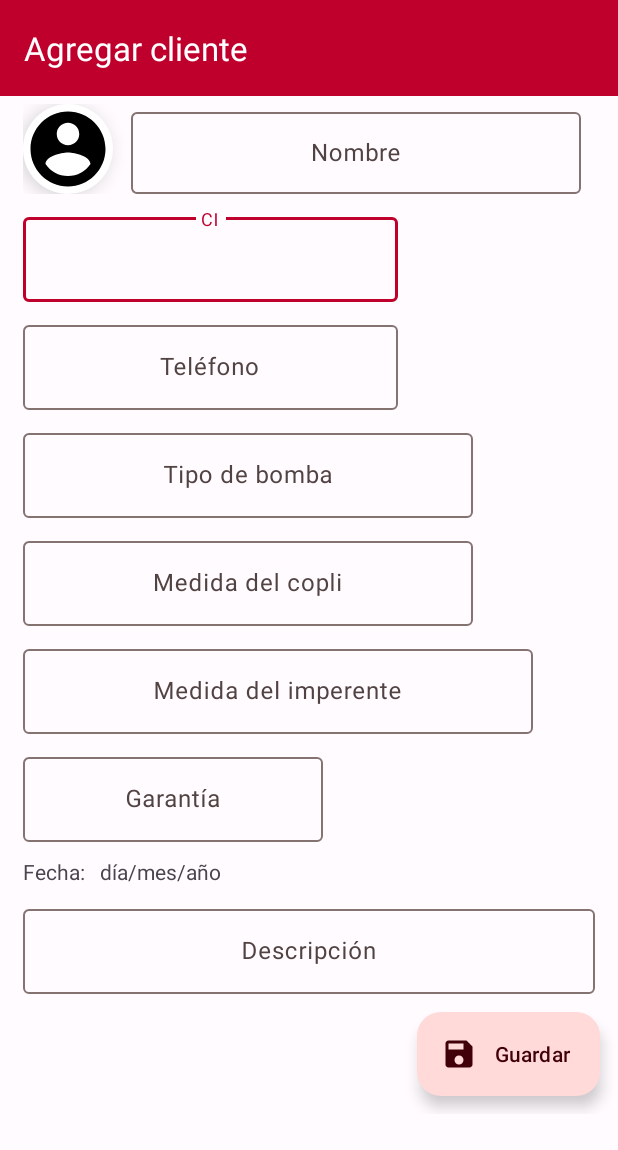
After one commit to QNecesitas/ElRetenBombas, an Android app: the Activity_AddCustomer screen opened directly, with no data from a screen before it, on a phone screen of 412 x 824 dp. The commit adds this screen. Shown: the top 1150 px of the screen. Run offline under Robolectric (Android 15) with nearby library versions, the phone set to English and light mode, and no system bars.

Commit message:
layout_activity_add_customer is finished but not reviewed

```diff
--- a/app/src/main/AndroidManifest.xml
+++ b/app/src/main/AndroidManifest.xml
@@ -13,6 +13,9 @@
         android:theme="@style/Theme.ElRetenBombas"
         tools:targetApi="31">
         <activity
+            android:name=".Activity_AddCustomer"
+            android:exported="false" />
+        <activity
             android:name=".Activity_ShowClient"
             android:exported="false" />
         <activity
--- /dev/null
+++ b/app/src/main/java/com/qnecesitas/elretenbombas/Activity_AddCustomer.kt
@@ -0,0 +1,11 @@
+package com.qnecesitas.elretenbombas
+
+import androidx.appcompat.app.AppCompatActivity
+import android.os.Bundle
+
+class Activity_AddCustomer : AppCompatActivity() {
+    override fun onCreate(savedInstanceState: Bundle?) {
+        super.onCreate(savedInstanceState)
+        setContentView(R.layout.activity_add_customer)
+    }
+}
--- /dev/null
+++ b/app/src/main/res/drawable/accountcustomer.xml
@@ -0,0 +1,5 @@
+<vector android:height="24dp" android:tint="#000000"
+    android:viewportHeight="24" android:viewportWidth="24"
+    android:width="24dp" xmlns:android="http://schemas.android.com/apk/res/android">
+    <path android:fillColor="@android:color/white" android:pathData="M12,2C6.48,2 2,6.48 2,12s4.48,10 10,10 10,-4.48 10,-10S17.52,2 12,2zM12,5c1.66,0 3,1.34 3,3s-1.34,3 -3,3 -3,-1.34 -3,-3 1.34,-3 3,-3zM12,19.2c-2.5,0 -4.71,-1.28 -6,-3.22 0.03,-1.99 4,-3.08 6,-3.08 1.99,0 5.97,1.09 6,3.08 -1.29,1.94 -3.5,3.22 -6,3.22z"/>
+</vector>
--- a/app/src/main/res/drawable/baseline_person_24.xml
+++ /dev/null
@@ -1,5 +0,0 @@
-<vector android:height="24dp" android:tint="#000000"
-    android:viewportHeight="24" android:viewportWidth="24"
-    android:width="24dp" xmlns:android="http://schemas.android.com/apk/res/android">
-    <path android:fillColor="@android:color/white" android:pathData="M12,12c2.21,0 4,-1.79 4,-4s-1.79,-4 -4,-4 -4,1.79 -4,4 1.79,4 4,4zM12,14c-2.67,0 -8,1.34 -8,4v2h16v-2c0,-2.66 -5.33,-4 -8,-4z"/>
-</vector>
--- /dev/null
+++ b/app/src/main/res/drawable/baseline_save_24.xml
@@ -0,0 +1,5 @@
+<vector android:height="24dp" android:tint="#000000"
+    android:viewportHeight="24" android:viewportWidth="24"
+    android:width="24dp" xmlns:android="http://schemas.android.com/apk/res/android">
+    <path android:fillColor="@android:color/white" android:pathData="M17,3L5,3c-1.11,0 -2,0.9 -2,2v14c0,1.1 0.89,2 2,2h14c1.1,0 2,-0.9 2,-2L21,7l-4,-4zM12,19c-1.66,0 -3,-1.34 -3,-3s1.34,-3 3,-3 3,1.34 3,3 -1.34,3 -3,3zM15,9L5,9L5,5h10v4z"/>
+</vector>
--- /dev/null
+++ b/app/src/main/res/layout/activity_add_customer.xml
@@ -0,0 +1,252 @@
+<?xml version="1.0" encoding="utf-8"?>
+<androidx.constraintlayout.widget.ConstraintLayout
+    xmlns:android="http://schemas.android.com/apk/res/android"
+    xmlns:app="http://schemas.android.com/apk/res-auto"
+    xmlns:tools="http://schemas.android.com/tools"
+    android:layout_width="match_parent"
+    android:layout_height="match_parent">
+
+    <!--Toolbar--> <!--TODO add theme-->
+    <com.google.android.material.appbar.AppBarLayout
+        android:layout_width="match_parent"
+        android:layout_height="wrap_content"
+        android:fitsSystemWindows="true"
+        app:layout_constraintStart_toStartOf="parent"
+        app:layout_constraintTop_toTopOf="parent">
+        <androidx.appcompat.widget.Toolbar
+            android:layout_width="match_parent"
+            android:layout_height="wrap_content"
+            android:fitsSystemWindows="true"
+            app:title="@string/agregar_cliente"
+            app:titleTextColor="@color/white">
+
+        </androidx.appcompat.widget.Toolbar>
+
+    </com.google.android.material.appbar.AppBarLayout>
+
+    <ScrollView
+        android:layout_width="match_parent"
+        android:layout_height="match_parent"
+        android:orientation="vertical">
+        <LinearLayout
+            android:layout_width="match_parent"
+            android:layout_height="wrap_content"
+            android:orientation="vertical">
+
+            <LinearLayout
+                android:layout_width="match_parent"
+                android:layout_height="wrap_content"
+                android:orientation="horizontal"
+                android:layout_marginTop="69sp"
+                android:layout_marginStart="15sp">
+
+                <ImageView
+                    android:layout_width="60sp"
+                    android:layout_height="60sp"
+                    android:background="@drawable/clientimage"
+                    android:src="@drawable/accountcustomer"
+                    android:translationZ="8dp">
+
+
+                </ImageView>
+
+                <com.google.android.material.textfield.TextInputLayout
+                    android:layout_width="match_parent"
+                    android:layout_height="match_parent"
+                    android:layout_marginStart="12sp">
+
+                    <com.google.android.material.textfield.TextInputEditText
+                        android:layout_width="300sp"
+                        android:layout_height="wrap_content"
+                        android:hint="@string/nombre"
+                        android:inputType="textPersonName"
+                        android:gravity="center"
+                        android:maxLength="100">
+
+                    </com.google.android.material.textfield.TextInputEditText>
+
+                </com.google.android.material.textfield.TextInputLayout>
+
+
+
+
+
+            </LinearLayout>
+
+            <com.google.android.material.textfield.TextInputLayout
+                android:layout_width="match_parent"
+                android:layout_height="wrap_content"
+                android:layout_marginTop="10sp"
+                android:layout_marginStart="15sp">
+
+
+                <com.google.android.material.textfield.TextInputEditText
+                    android:layout_width="250sp"
+                    android:layout_height="wrap_content"
+                    android:hint="@string/ci"
+                    android:inputType="number"
+                    android:gravity="center"
+                    android:maxLength="11">
+
+                </com.google.android.material.textfield.TextInputEditText>
+            </com.google.android.material.textfield.TextInputLayout>
+
+
+            <com.google.android.material.textfield.TextInputLayout
+                android:layout_width="match_parent"
+                android:layout_height="wrap_content"
+                android:layout_marginTop="10sp"
+                android:layout_marginStart="15sp">
+
+
+                <com.google.android.material.textfield.TextInputEditText
+                    android:layout_width="250sp"
+                    android:layout_height="wrap_content"
+                    android:hint="@string/telefono"
+                    android:inputType="phone"
+                    android:gravity="center"
+                    android:maxLength="8">
+
+                </com.google.android.material.textfield.TextInputEditText>
+            </com.google.android.material.textfield.TextInputLayout>
+
+            <com.google.android.material.textfield.TextInputLayout
+                android:layout_width="match_parent"
+                android:layout_height="wrap_content"
+                android:layout_marginTop="10sp"
+                android:layout_marginStart="15sp">
+
+
+                <com.google.android.material.textfield.TextInputEditText
+                    android:layout_width="300sp"
+                    android:layout_height="wrap_content"
+                    android:hint="@string/tipo_de_bomba"
+                    android:inputType="text"
+                    android:gravity="center"
+                    android:maxLength="100">
+
+                </com.google.android.material.textfield.TextInputEditText>
+            </com.google.android.material.textfield.TextInputLayout>
+
+
+            <com.google.android.material.textfield.TextInputLayout
+                android:layout_width="match_parent"
+                android:layout_height="wrap_content"
+                android:layout_marginTop="10sp"
+                android:layout_marginStart="15sp">
+
+
+                <com.google.android.material.textfield.TextInputEditText
+                    android:layout_width="300sp"
+                    android:layout_height="wrap_content"
+                    android:hint="@string/medida_del_copli"
+                    android:inputType="text"
+                    android:gravity="center"
+                    android:maxLength="100">
+
+                </com.google.android.material.textfield.TextInputEditText>
+            </com.google.android.material.textfield.TextInputLayout>
+
+
+
+            <com.google.android.material.textfield.TextInputLayout
+                android:layout_width="match_parent"
+                android:layout_height="wrap_content"
+                android:layout_marginTop="10sp"
+                android:layout_marginStart="15sp">
+
+
+                <com.google.android.material.textfield.TextInputEditText
+                    android:layout_width="340sp"
+                    android:layout_height="wrap_content"
+                    android:hint="@string/medida_del_imperente"
+                    android:inputType="text"
+                    android:gravity="center"
+                    android:maxLength="100">
+
+                </com.google.android.material.textfield.TextInputEditText>
+            </com.google.android.material.textfield.TextInputLayout>
+
+
+            <com.google.android.material.textfield.TextInputLayout
+                android:layout_width="match_parent"
+                android:layout_height="wrap_content"
+                android:layout_marginTop="10sp"
+                android:layout_marginStart="15sp">
+
+
+                <com.google.android.material.textfield.TextInputEditText
+                    android:layout_width="200sp"
+                    android:layout_height="wrap_content"
+                    android:hint="@string/garantia"
+                    android:inputType="number"
+                    android:gravity="center"
+                    android:maxLength="10">
+
+                </com.google.android.material.textfield.TextInputEditText>
+            </com.google.android.material.textfield.TextInputLayout>
+            <LinearLayout
+                android:layout_width="match_parent"
+                android:layout_height="wrap_content"
+                android:orientation="horizontal"
+                android:layout_marginStart="15sp"
+                android:layout_marginTop="10sp">
+
+                <TextView
+                    android:layout_width="wrap_content"
+                    android:layout_height="wrap_content"
+                    android:text="Fecha:">
+
+                </TextView>
+
+
+                <TextView
+                    android:layout_width="wrap_content"
+                    android:layout_height="wrap_content"
+                    android:text="día/mes/año"
+                    android:layout_marginStart="10sp">
+
+                </TextView>
+            </LinearLayout>
+
+            <com.google.android.material.textfield.TextInputLayout
+                android:layout_width="match_parent"
+                android:layout_height="wrap_content"
+                android:layout_marginTop="10sp"
+                android:layout_marginStart="15sp"
+                android:layout_marginEnd="15sp">
+
+
+                <com.google.android.material.textfield.TextInputEditText
+                    android:layout_width="match_parent"
+                    android:layout_height="wrap_content"
+                    android:hint="@string/descripción"
+                    android:inputType="text"
+                    android:gravity="center"
+                    android:maxLength="250">
+
+                </com.google.android.material.textfield.TextInputEditText>
+            </com.google.android.material.textfield.TextInputLayout>
+
+
+            <com.google.android.material.floatingactionbutton.ExtendedFloatingActionButton
+                android:layout_width="wrap_content"
+                android:layout_height="wrap_content"
+                android:layout_gravity="end"
+                android:text="Guardar"
+                app:icon="@drawable/baseline_save_24"
+                android:layout_margin="12sp">
+
+            </com.google.android.material.floatingactionbutton.ExtendedFloatingActionButton>
+
+
+
+
+        </LinearLayout>
+
+
+
+
+    </ScrollView>
+
+</androidx.constraintlayout.widget.ConstraintLayout>
--- a/app/src/main/res/layout/addcustomer.xml
+++ /dev/null
@@ -1,45 +0,0 @@
-<?xml version="1.0" encoding="utf-8"?>
-<androidx.constraintlayout.widget.ConstraintLayout
-    xmlns:android="http://schemas.android.com/apk/res/android"
-    xmlns:app="http://schemas.android.com/apk/res-auto"
-    xmlns:tools="http://schemas.android.com/tools"
-    android:layout_width="match_parent"
-    android:layout_height="match_parent">
-
-   <!--Toolbar--> <!--TODO add theme-->
-    <com.google.android.material.appbar.AppBarLayout
-        android:layout_width="match_parent"
-        android:layout_height="wrap_content"
-        android:fitsSystemWindows="true"
-        app:layout_constraintStart_toStartOf="parent"
-        app:layout_constraintTop_toTopOf="parent">
-        <androidx.appcompat.widget.Toolbar
-            android:layout_width="match_parent"
-            android:layout_height="wrap_content"
-            android:fitsSystemWindows="true"
-            app:title="Agregar cliente">
-
-        </androidx.appcompat.widget.Toolbar>
-
-    </com.google.android.material.appbar.AppBarLayout>
-
-    <ScrollView
-        android:layout_width="match_parent"
-        android:layout_height="match_parent"
-        android:orientation="vertical">
-        <ImageView
-            android:layout_width="wrap_content"
-            android:layout_height="wrap_content"
-            android:background="@drawable/clientimage"
-            android:src="@drawable/baseline_person_24"
-            >
-
-        </ImageView>
-
-
-
-
-
-    </ScrollView>
-
-</androidx.constraintlayout.widget.ConstraintLayout>
--- a/app/src/main/res/values/strings.xml
+++ b/app/src/main/res/values/strings.xml
@@ -9,4 +9,13 @@
     <string name="fecha">Fecha</string>
     <string name="No_hay_clientes">No hay clientes</string>
     <string name="clientes">Clientes</string>
+    <string name="agregar_cliente">Agregar cliente</string>
+    <string name="nombre">Nombre</string>
+    <string name="ci">CI</string>
+    <string name="telefono">Teléfono</string>
+    <string name="tipo_de_bomba">Tipo de bomba</string>
+    <string name="medida_del_copli">Medida del copli</string>
+    <string name="medida_del_imperente">Medida del imperente</string>
+    <string name="garantia">Garantía</string>
+    <string name="descripción">Descripción</string>
 </resources>
```
